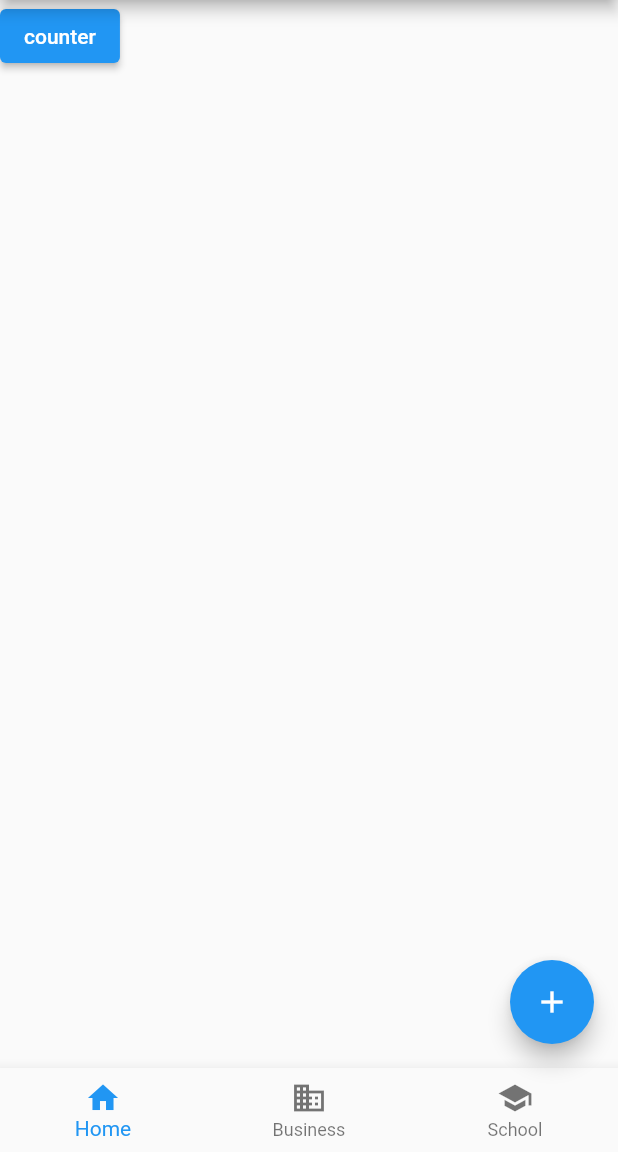
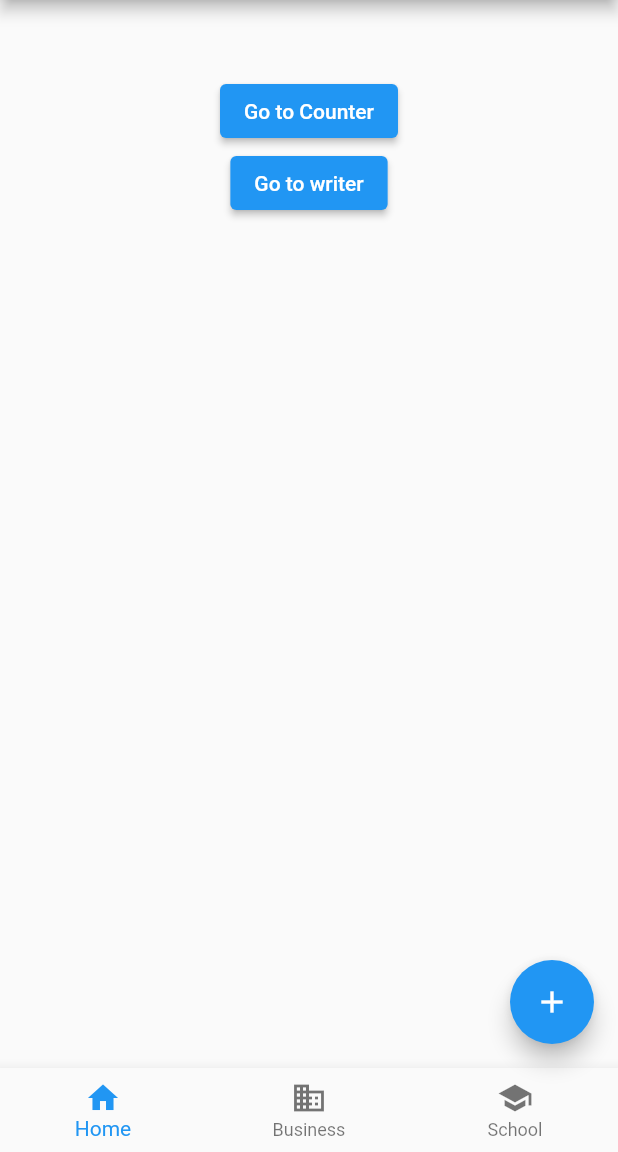
Before and after one commit to trdin/FlutterDemo, a Flutter app: the screen it shows after launch, on a phone screen of 412 x 824 dp, the part 84-1236 px from its top. Run offline on Flutter 3.47's test engine with Material 2 defaults, Android fonts, the phone set to English and light mode, and no system bars.

```diff
--- a/lib/main.dart
+++ b/lib/main.dart
@@ -1,4 +1,5 @@
 import 'package:flutter/material.dart';
+import 'names.dart';
 
 void main() {
   runApp(const MyAppDemo());
@@ -15,9 +16,14 @@ class MyAppDemo extends StatelessWidget {
         backgroundColor: Colors.pink,
         title: const Text("flutter Demo App"),
       ),
-      body: Builder(
+      body: Container(
+        margin: EdgeInsets.fromLTRB(0, 50, 0, 0),
+        child: Center(
+          child: Column(
+            children: [
+              Builder(
                   builder: (context) => ElevatedButton(
-                child: Text("counter"),
+                        child: Text("Go to Counter"),
                         onPressed: () {
                           Navigator.push(
                               context,
@@ -26,14 +32,25 @@ class MyAppDemo extends StatelessWidget {
                               ));
                         },
                       )),
-      floatingActionButton: FloatingActionButton(
-        child: Icon(Icons.add),
+              Builder(
+                  builder: (context) => ElevatedButton(
+                        child: Text("Go to writer"),
                         onPressed: () {
                           Navigator.push(
                               context,
                               MaterialPageRoute(
-                builder: (_) => MyApp(),
+                                builder: (_) => const InputApp(),
                               ));
+                        },
+                      ))
+            ],
+          ),
+        ),
+      ),
+      floatingActionButton: FloatingActionButton(
+        child: Icon(Icons.add),
+        onPressed: () {
+          print("heelo");
         },
       ),
       bottomNavigationBar: BottomNavigationBar(items: [
@@ -59,15 +76,6 @@ class MyApp extends StatelessWidget {
 class MyHomePage extends StatefulWidget {
   const MyHomePage({super.key, required this.title});
 
-  // This widget is the home page of your application. It is stateful, meaning
-  // that it has a State object (defined below) that contains fields that affect
-  // how it looks.
-
-  // This class is the configuration for the state. It holds the values (in this
-  // case the title) provided by the parent (in this case the App widget) and
-  // used by the build method of the State. Fields in a Widget subclass are
-  // always marked "final".
-
   final String title;
 
   @override
@@ -79,47 +87,18 @@ class _MyHomePageState extends State<MyHomePage> {
 
   void _incrementCounter() {
     setState(() {
-      // This call to setState tells the Flutter framework that something has
-      // changed in this State, which causes it to rerun the build method below
-      // so that the display can reflect the updated values. If we changed
-      // _counter without calling setState(), then the build method would not be
-      // called again, and so nothing would appear to happen.
       _counter++;
     });
   }
 
   @override
   Widget build(BuildContext context) {
-    // This method is rerun every time setState is called, for instance as done
-    // by the _incrementCounter method above.
-    //
-    // The Flutter framework has been optimized to make rerunning build methods
-    // fast, so that you can just rebuild anything that needs updating rather
-    // than having to individually change instances of widgets.
     return Scaffold(
       appBar: AppBar(
-        // Here we take the value from the MyHomePage object that was created by
-        // the App.build method, and use it to set our appbar title.
         title: Text(widget.title),
       ),
       body: Center(
-        // Center is a layout widget. It takes a single child and positions it
-        // in the middle of the parent.
         child: Column(
-          // Column is also a layout widget. It takes a list of children and
-          // arranges them vertically. By default, it sizes itself to fit its
-          // children horizontally, and tries to be as tall as its parent.
-          //
-          // Invoke "debug painting" (press "p" in the console, choose the
-          // "Toggle Debug Paint" action from the Flutter Inspector in Android
-          // Studio, or the "Toggle Debug Paint" command in Visual Studio Code)
-          // to see the wireframe for each widget.
-          //
-          // Column has various properties to control how it sizes itself and
-          // how it positions its children. Here we use mainAxisAlignment to
-          // center the children vertically; the main axis here is the vertical
-          // axis because Columns are vertical (the cross axis would be
-          // horizontal).
           mainAxisAlignment: MainAxisAlignment.center,
           children: <Widget>[
             const Text(
--- a/pubspec.yaml
+++ b/pubspec.yaml
@@ -30,6 +30,7 @@ environment:
 dependencies:
   flutter:
     sdk: flutter
+  http: ^0.12.2
 
 
   # The following adds the Cupertino Icons font to your application.
```
Also changed, not shown: lib/names.dart (added, +118 -0 lines), pubspec.lock. Lines whose indentation alone changed are shown as unchanged.
